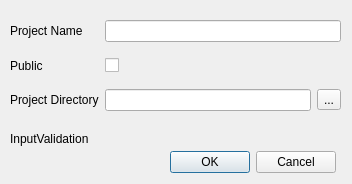
The window that Mergin/ui/ui_create_project.ui (MerginMaps/qgis-plugin) describes before a commit, drawn with Qt 5.
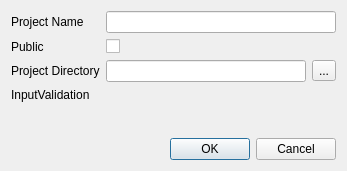
The same window after the commit.

Commit message: added layout in create project dialog (closes #34)

```diff
--- a/Mergin/ui/ui_create_project.ui
+++ b/Mergin/ui/ui_create_project.ui
@@ -6,58 +6,28 @@
    <rect>
     <x>0</x>
     <y>0</y>
-    <width>352</width>
-    <height>184</height>
+    <width>347</width>
+    <height>171</height>
    </rect>
   </property>
   <property name="windowTitle">
    <string>Create Mergin Project</string>
   </property>
-  <widget class="QLabel" name="input_validation">
-   <property name="geometry">
-    <rect>
-     <x>10</x>
-     <y>130</y>
-     <width>291</width>
-     <height>17</height>
-    </rect>
-   </property>
-   <property name="autoFillBackground">
-    <bool>false</bool>
-   </property>
-   <property name="text">
-    <string>InputValidation</string>
-   </property>
-  </widget>
-  <widget class="QDialogButtonBox" name="buttonBox">
-   <property name="geometry">
-    <rect>
-     <x>170</x>
-     <y>150</y>
-     <width>166</width>
-     <height>25</height>
-    </rect>
-   </property>
-   <property name="orientation">
-    <enum>Qt::Horizontal</enum>
-   </property>
-   <property name="standardButtons">
-    <set>QDialogButtonBox::Cancel|QDialogButtonBox::Ok</set>
-   </property>
-  </widget>
-  <widget class="QWidget" name="gridLayoutWidget">
-   <property name="geometry">
-    <rect>
-     <x>10</x>
-     <y>10</y>
-     <width>331</width>
-     <height>111</height>
-    </rect>
-   </property>
+  <layout class="QVBoxLayout" name="verticalLayout_3">
+   <item>
+    <layout class="QVBoxLayout" name="verticalLayout_2">
+     <item>
    <layout class="QGridLayout" name="gridLayout">
     <item row="1" column="1">
      <widget class="QCheckBox" name="is_public"/>
     </item>
+       <item row="3" column="0">
+        <widget class="QLabel" name="label_2">
+         <property name="text">
+          <string>Project Directory</string>
+         </property>
+        </widget>
+       </item>
     <item row="0" column="0">
      <widget class="QLabel" name="projectNameLabel">
       <property name="text">
@@ -78,20 +48,6 @@
       </property>
      </widget>
     </item>
-    <item row="1" column="0">
-     <widget class="QLabel" name="publicLabel">
-      <property name="text">
-       <string>Public</string>
-      </property>
-     </widget>
-    </item>
-    <item row="3" column="0">
-     <widget class="QLabel" name="label_2">
-      <property name="text">
-       <string>Project Directory</string>
-      </property>
-     </widget>
-    </item>
     <item row="3" column="2">
      <widget class="QToolButton" name="get_project_dir">
       <property name="text">
@@ -102,8 +58,57 @@
     <item row="0" column="1" colspan="2">
      <widget class="QLineEdit" name="project_name"/>
     </item>
-   </layout>
-  </widget>
+       <item row="1" column="0">
+        <widget class="QLabel" name="publicLabel">
+         <property name="text">
+          <string>Public</string>
+         </property>
+        </widget>
+       </item>
+      </layout>
+     </item>
+     <item>
+      <widget class="QLabel" name="input_validation">
+       <property name="maximumSize">
+        <size>
+         <width>16777215</width>
+         <height>12775215</height>
+        </size>
+       </property>
+       <property name="autoFillBackground">
+        <bool>false</bool>
+       </property>
+       <property name="text">
+        <string>InputValidation</string>
+       </property>
+      </widget>
+     </item>
+     <item>
+      <spacer name="verticalSpacer">
+       <property name="orientation">
+        <enum>Qt::Vertical</enum>
+       </property>
+       <property name="sizeHint" stdset="0">
+        <size>
+         <width>20</width>
+         <height>20</height>
+        </size>
+       </property>
+      </spacer>
+     </item>
+     <item>
+      <widget class="QDialogButtonBox" name="buttonBox">
+       <property name="orientation">
+        <enum>Qt::Horizontal</enum>
+       </property>
+       <property name="standardButtons">
+        <set>QDialogButtonBox::Cancel|QDialogButtonBox::Ok</set>
+       </property>
+      </widget>
+     </item>
+    </layout>
+   </item>
+  </layout>
  </widget>
  <resources/>
  <connections>
```
Lines whose indentation alone changed are shown as unchanged.
